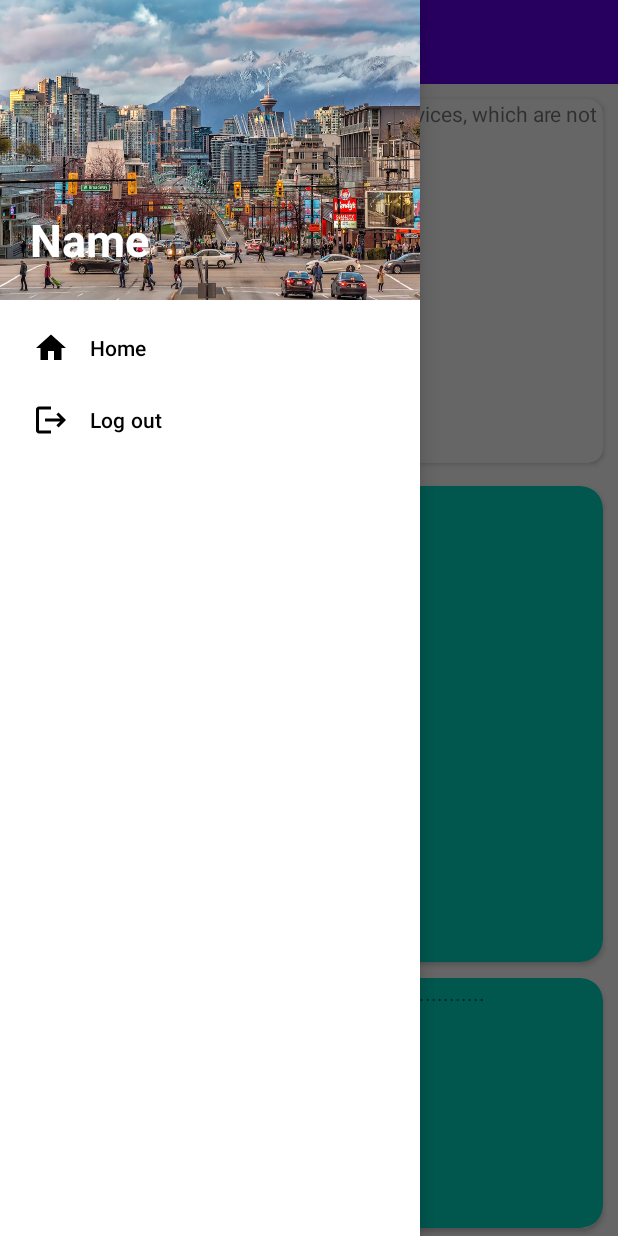
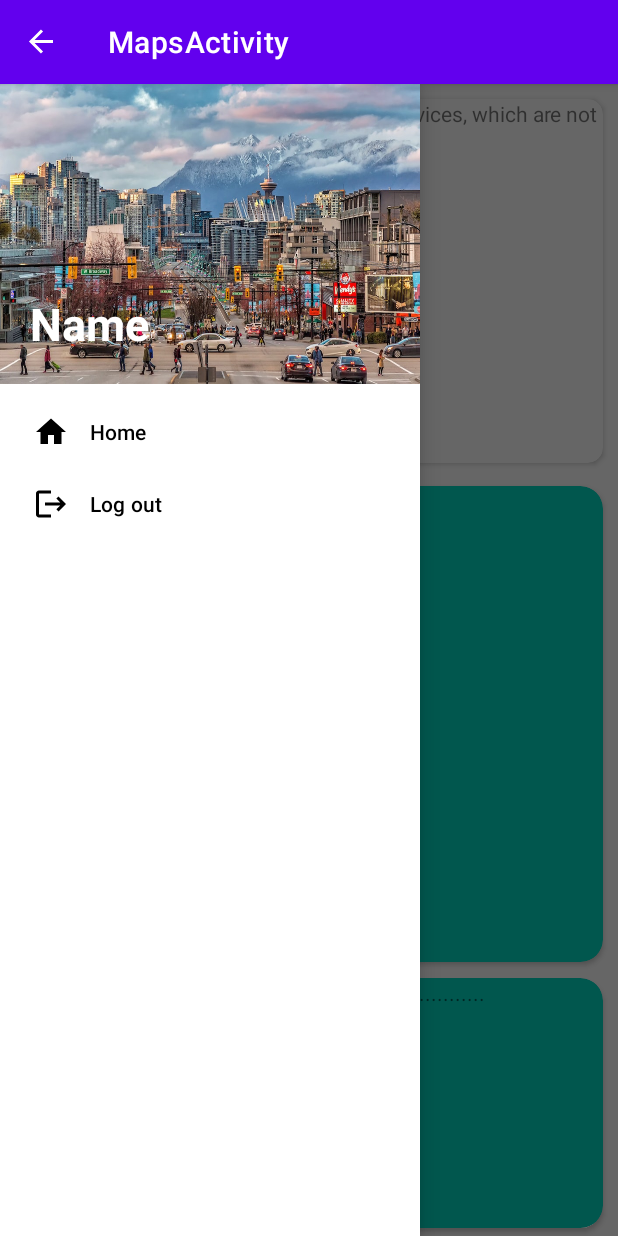
Before and after one commit to JamesPNicholls/ChenCholl, an Android app: the MapsActivity screen opened directly, with no data from a screen before it, with the side drawer open, on a phone screen of 412 x 824 dp. Run offline under Robolectric (Android 15) with nearby library versions, the phone set to English and light mode, and no system bars; our stand-ins replace Volley; network calls fail.

Commit message:
latest version

```diff
--- a/iTraveller/app/src/main/java/com/example/itraveller/MapsActivity.java
+++ b/iTraveller/app/src/main/java/com/example/itraveller/MapsActivity.java
@@ -2,6 +2,7 @@ package com.example.itraveller;
 
 import androidx.annotation.NonNull;
 import androidx.appcompat.app.ActionBarDrawerToggle;
+import androidx.appcompat.app.AppCompatActivity;
 import androidx.appcompat.widget.Toolbar;
 import androidx.core.content.ContextCompat;
 import androidx.core.view.GravityCompat;
@@ -42,7 +43,7 @@ import org.json.JSONObject;
 import java.util.ArrayList;
 import java.util.List;
 
-public class  MapsActivity extends FragmentActivity implements OnMapReadyCallback {
+public class  MapsActivity extends AppCompatActivity implements OnMapReadyCallback {
 
     private GoogleMap mMap;
     private ActivityMapsBinding binding;
@@ -59,7 +60,6 @@ public class  MapsActivity extends FragmentActivity implements OnMapReadyCallbac
     DrawerLayout drawerLayout;
     NavigationView navigationView;
     ActionBarDrawerToggle drawerToggle;
-    Toolbar toolbar;
 
     @Override
     public boolean onOptionsItemSelected(@NonNull MenuItem item) {
@@ -93,10 +93,10 @@ public class  MapsActivity extends FragmentActivity implements OnMapReadyCallbac
 
         drawerLayout = findViewById(R.id.drawer_layout);
         navigationView = findViewById(R.id.navView);
-        drawerToggle = new ActionBarDrawerToggle(this,drawerLayout, toolbar, R.string.navigation_drawer_open, R.string.navigation_drawer_close);
+        drawerToggle = new ActionBarDrawerToggle(this,drawerLayout, R.string.navigation_drawer_open, R.string.navigation_drawer_close);
         drawerLayout.addDrawerListener(drawerToggle);
         drawerToggle.syncState();
-        //getSupportActionBar().setDisplayHomeAsUpEnabled(true);
+        getSupportActionBar().setDisplayHomeAsUpEnabled(true);
         navigationView.setNavigationItemSelectedListener(new NavigationView.OnNavigationItemSelectedListener() {
             @Override
             public boolean onNavigationItemSelected(@NonNull MenuItem item) {
--- a/iTraveller/app/src/main/res/layout/activity_maps.xml
+++ b/iTraveller/app/src/main/res/layout/activity_maps.xml
@@ -13,8 +13,6 @@
     xmlns:app="http://schemas.android.com/apk/res-auto"
     android:orientation="vertical">
 
-    <include layout="@layout/toolbar"
-        android:id="@+id/toolbar" />
 
     <androidx.cardview.widget.CardView
         android:layout_width="match_parent"
```
